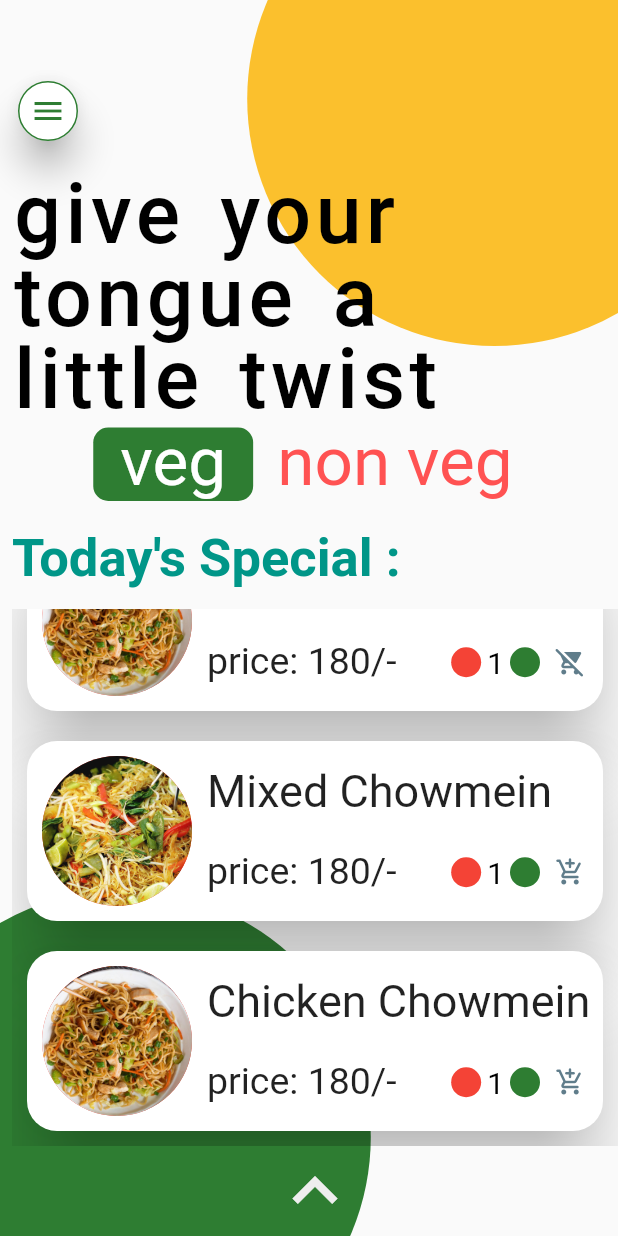
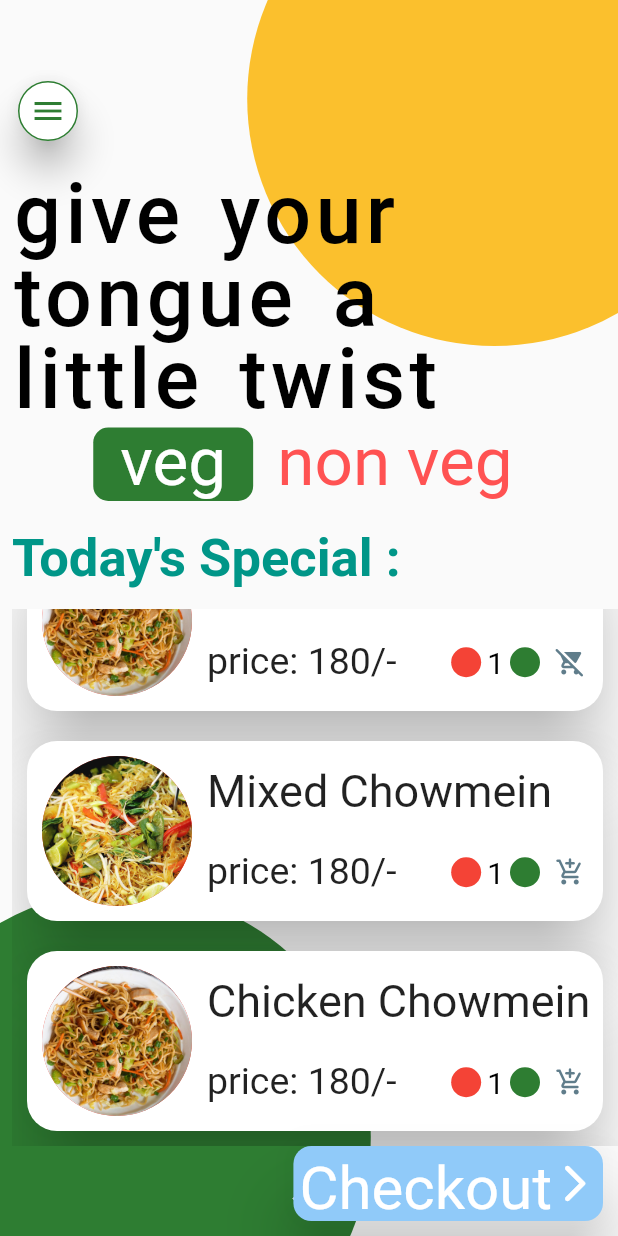
Before and after one commit to samrat19/Flutter_foodapp, a Flutter app: the screen it shows after launch, scrolled down 342 dp, after a tap on the "add shopping cart" icon, on a phone screen of 412 x 824 dp. Run offline on Flutter 3.47's test engine with Material 2 defaults, Android fonts, the phone set to English and light mode, and no system bars; our stand-ins replace google_fonts; Roboto replaces fonts that are missing (Sacramento).

Commit message:
adds check out option from screens

```diff
--- a/lib/components/display_all_food_item.dart
+++ b/lib/components/display_all_food_item.dart
@@ -2,7 +2,9 @@ import 'package:flutter/material.dart';
 import 'package:food/logic/model/food_item_model.dart';
 import 'package:food/logic/model/food_model.dart';
 import 'package:google_fonts/google_fonts.dart';
+import 'package:provider/provider.dart';
 
+import '../test_elements.dart';
 import 'display_food_item.dart';
 import 'food_details_widget.dart';
 
@@ -74,6 +76,7 @@ class _FoodItemTicketState extends State<FoodItemTicket> {
 
   @override
   Widget build(BuildContext context) {
+    final appController = Provider.of<AppController>(context);
     return Card(
       elevation: 20.0,
       shape: RoundedRectangleBorder(
@@ -179,8 +182,10 @@ class _FoodItemTicketState extends State<FoodItemTicket> {
                   setState(() {
                     if(isCarted == false){
                       isCarted = true;
+                      appController.addToCart();
                     }else{
                       isCarted = false;
+                      appController.removeFromCart();
                     }
                   });
                 },
--- a/lib/components/display_food_item.dart
+++ b/lib/components/display_food_item.dart
@@ -1,7 +1,9 @@
 import 'package:flutter/cupertino.dart';
 import 'package:flutter/material.dart';
 import 'package:food/logic/model/food_item_model.dart';
+import 'package:food/test_elements.dart';
 import 'package:google_fonts/google_fonts.dart';
+import 'package:provider/provider.dart';
 import 'food_details_widget.dart';
 
 class DisplayFoodItem extends StatefulWidget {
@@ -27,6 +29,7 @@ class _DisplayFoodItemState extends State<DisplayFoodItem> {
 
   @override
   Widget build(BuildContext context) {
+    final appController = Provider.of<AppController>(context);
     return Padding(
       padding: const EdgeInsets.symmetric(
         horizontal: 6.0,
@@ -144,8 +147,10 @@ class _DisplayFoodItemState extends State<DisplayFoodItem> {
                                 setState(() {
                                   if(isCarted == false){
                                     isCarted = true;
+                                    appController.addToCart();
                                   }else{
                                     isCarted = false;
+                                    appController.removeFromCart();
                                   }
                                 });
                               },
--- /dev/null
+++ b/lib/components/visible_check_out_option.dart
@@ -0,0 +1,38 @@
+import 'package:flutter/cupertino.dart';
+import 'package:flutter/material.dart';
+import 'package:google_fonts/google_fonts.dart';
+
+class VisibleCheckoutOption extends StatelessWidget {
+  @override
+  Widget build(BuildContext context) {
+    return Align(
+      alignment: Alignment.bottomRight,
+      child: Padding(
+        padding: const EdgeInsets.all(6.0),
+        child: Card(
+          color: Colors.blue[200],
+          elevation: 20.0,
+          shape: RoundedRectangleBorder(
+            borderRadius: BorderRadius.circular(12.0),
+          ),
+          child: Padding(
+            padding: const EdgeInsets.only(top: 10.0,left: 4.0,right: 4.0),
+            child: Row(
+              mainAxisSize: MainAxisSize.min,
+              crossAxisAlignment: CrossAxisAlignment.start,
+              mainAxisAlignment: MainAxisAlignment.end,
+              children: [
+                Text('Checkout',style:GoogleFonts.sacramento(
+                  height: 1.0,
+                  fontSize: 40.0,
+                  color: Colors.white,
+                ),),
+                Icon(Icons.arrow_forward_ios_rounded,size: 30.0,color: Colors.white,),
+              ],
+            ),
+          ),
+        ),
+      ),
+    );
+  }
+}
--- a/lib/main.dart
+++ b/lib/main.dart
@@ -1,18 +1,23 @@
 import 'package:flutter/cupertino.dart';
 import 'package:flutter/material.dart';
 import 'package:food/screen/all_items_screen.dart';
+import 'package:food/test_elements.dart';
+import 'package:provider/provider.dart';
 import 'screen/today_special_screen.dart';
 
 void main() {
-  runApp(FoodApp());
+  runApp(FoodApp(),);
 }
 
 
 class FoodApp extends StatelessWidget {
   @override
   Widget build(BuildContext context) {
-    return MaterialApp(
-      home: TodaySpecialScreen(),
+    return ChangeNotifierProvider(
+      create: (ctx)=>AppController(),
+      child: MaterialApp(
+        home: TodaySpecialScreen(),
+      ),
     );
   }
 }
--- a/lib/screen/all_items_screen.dart
+++ b/lib/screen/all_items_screen.dart
@@ -2,7 +2,9 @@ import 'package:flutter/material.dart';
 import 'package:flutter/widgets.dart';
 import 'package:food/components/background_widget.dart';
 import 'package:food/components/display_all_food_item.dart';
+import 'package:food/components/visible_check_out_option.dart';
 import 'package:food/test_elements.dart';
+import 'package:provider/provider.dart';
 
 class AllItemsScreen extends StatelessWidget {
   final double height;
@@ -13,6 +15,7 @@ class AllItemsScreen extends StatelessWidget {
 
   @override
   Widget build(BuildContext context) {
+    final appController = Provider.of<AppController>(context);
     return Material(
       child: Container(
         height: height,
@@ -29,9 +32,14 @@ class AllItemsScreen extends StatelessWidget {
                 height: height,
                 width: MediaQuery.of(context).size.width,
                 child: ListView(
-                  children: allItems
-                      .map((item) => DisplayAllFoodItem(foodItem: item)
-                  ).toList(),
+                  children: [
+                    ...allItems
+                        .map((item) => DisplayAllFoodItem(foodItem: item)
+                    ).toList(),
+                    SizedBox(
+                      height: 60.0,
+                    ),
+                  ]
                 ),
               ),
               Positioned(
@@ -46,6 +54,10 @@ class AllItemsScreen extends StatelessWidget {
                   },
                 ),
               ),
+              Visibility(
+                visible: appController.cart == 0 ? false:true,
+                child: VisibleCheckoutOption(),
+              ),
             ],
           ),
         ),
--- a/lib/screen/today_special_screen.dart
+++ b/lib/screen/today_special_screen.dart
@@ -4,8 +4,10 @@ import 'package:food/components/background_widget.dart';
 import 'package:food/components/caption_text.dart';
 import 'package:food/components/display_food_item.dart';
 import 'package:food/components/menu_button.dart';
+import 'package:food/components/visible_check_out_option.dart';
 import 'package:food/screen/all_items_screen.dart';
 import 'package:google_fonts/google_fonts.dart';
+import 'package:provider/provider.dart';
 
 import '../test_elements.dart';
 
@@ -32,6 +34,9 @@ class _TodaySpecialScreenState extends State<TodaySpecialScreen> {
 
   @override
   Widget build(BuildContext context) {
+
+    final appController = Provider.of<AppController>(context);
+
     return Scaffold(
       key: scaffoldKey,
       drawer: Drawer(),
@@ -111,6 +116,10 @@ class _TodaySpecialScreenState extends State<TodaySpecialScreen> {
                   )
                 ],
               ),
+            ),
+            Visibility(
+              visible: appController.cart == 0 ? false:true,
+              child: VisibleCheckoutOption(),
             ),
           ],
         ),
--- a/lib/test_elements.dart
+++ b/lib/test_elements.dart
@@ -1,3 +1,5 @@
+import 'package:flutter/cupertino.dart';
+
 import 'logic/model/food_item_model.dart';
 import 'logic/model/food_model.dart';
 
@@ -66,3 +68,17 @@ List<FoodModel> allItems = [
 
 
 final demoText = 'Contrary to popular belief, Lorem Ipsum is not simply random text. It has roots in a piece of classical Latin literature from 45 BC, making it over 2000 years old. Richard McClintock, a Latin professor at Hampden-Sydney College in Virginia, looked up one of the more obscure Latin words, consectetur, from a Lorem Ipsum passage, and going through the cites of the word in classical literature, discovered the undoubtable source. Lorem Ipsum comes from sections 1.10.32 and 1.10.33 of "de Finibus Bonorum et Malorum" (The Extremes of Good and Evil) by Cicero, written in 45 BC. This book is a treatise on the theory of ethics, very popular during the Renaissance. The first line of Lorem Ipsum, "Lorem ipsum dolor sit amet..", comes from a line in section';
+
+
+class AppController extends ChangeNotifier{
+  int cart = 0;
+  addToCart(){
+    cart++;
+    notifyListeners();
+  }
+  removeFromCart(){
+    cart--;
+    notifyListeners();
+  }
+
+}
--- a/pubspec.yaml
+++ b/pubspec.yaml
@@ -14,13 +14,14 @@ description: A new Flutter project.
 version: 1.0.0+1
 
 environment:
-  sdk: ">=2.1.0 <3.0.0"
+  sdk: ">=2.7.0 <3.1.0"
 
 dependencies:
   flutter:
     sdk: flutter
   carousel_slider:
   google_fonts:
+  provider:
   # The following adds the Cupertino Icons font to your application.
   # Use with the CupertinoIcons class for iOS style icons.
   cupertino_icons:
```
Also changed, not shown: pubspec.lock.
